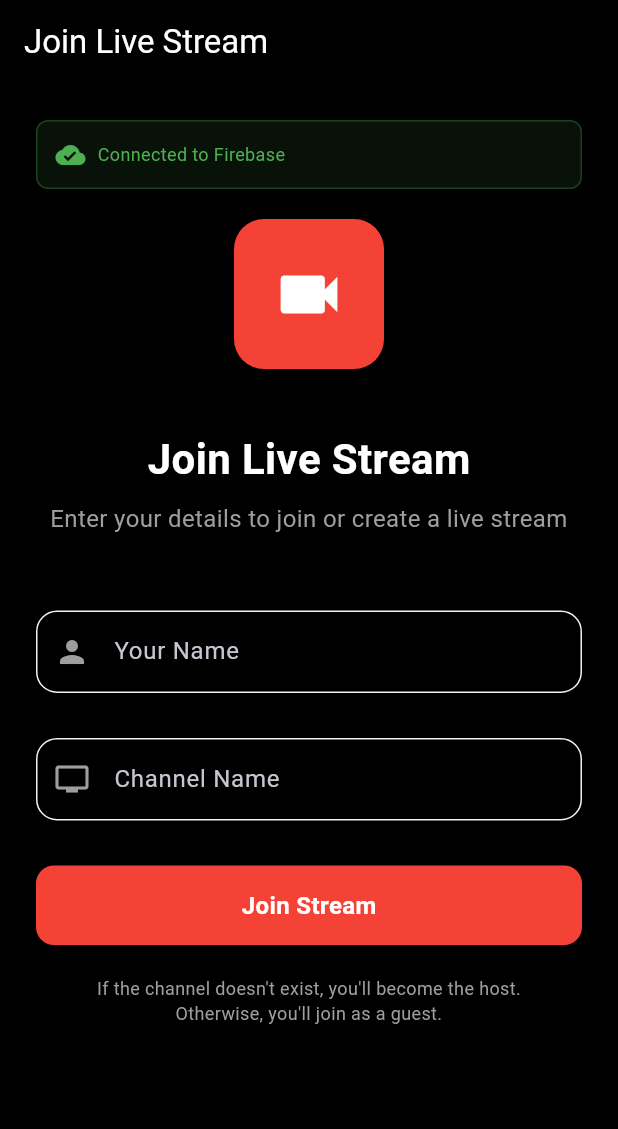
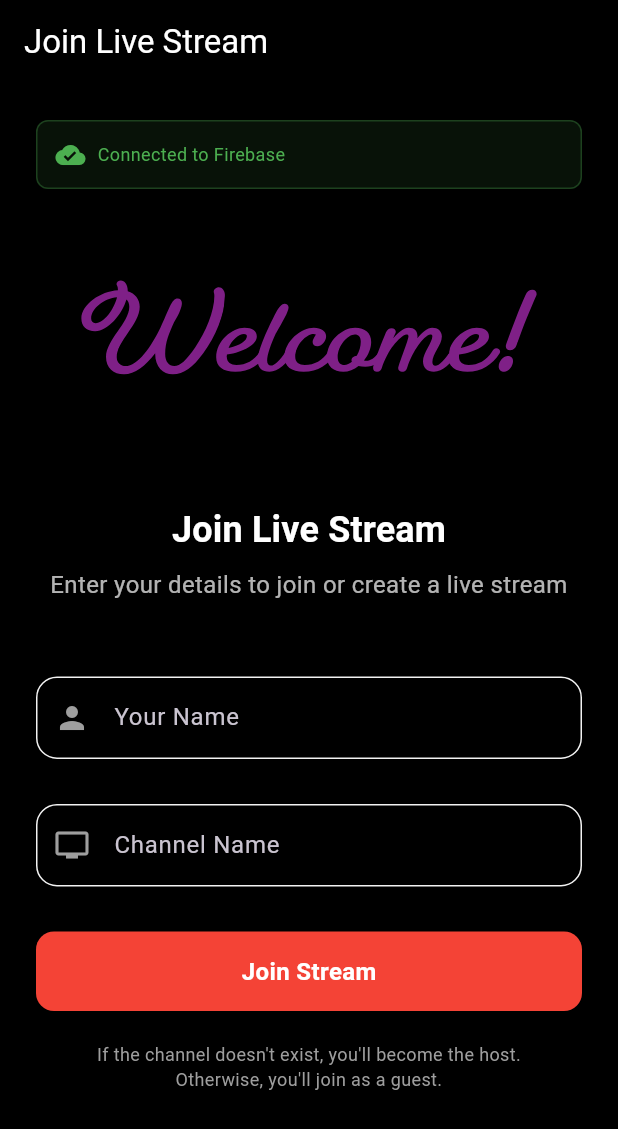
Before and after one commit to YoussefAbdelmonem/qtech-task, a Flutter app: the LiveStreamView screen opened directly with empty values, after a tap on the "arrow back" icon, on a phone screen of 412 x 824 dp. Shown: the top 1129 px of the screen. Run offline on Flutter 3.47's test engine with Material 3 defaults, Android fonts, the phone set to English and light mode, and no system bars; our stand-ins replace bloc, dio, equatable, firebase_core, firebase_database, flutter_bloc and 6 more; missing offline and left inert: agora_rtc_engine; accounts and stored records are empty.

Commit message:
Refactor PreJoinScreen and LiveStreamView; update Agora token and improve header widget
- Updated Agora token in constant.dart for security.
- Refactored PreJoinScreen to use StatefulWidget for better state management.
- Improved UI structure in PreJoinScreen by nesting BlocProvider and BlocConsumer.
- Enhanced AppHeaderWidget with custom image and improved text styles.
- Simplified LiveStreamView by extracting top overlay into a separate method.
- Streamlined exit confirmation dialog handling in LiveStreamView.
- Removed unnecessary comments and cleaned up code for better readability.

```diff
--- a/lib/features/join_live_stream/prejoin_live_screen.dart
+++ b/lib/features/join_live_stream/prejoin_live_screen.dart
@@ -11,26 +11,15 @@ import 'cubit/join_live_stream_cubit.dart';
 import 'cubit/join_live_stream_state.dart';
 import 'widgets/firebase_status_widget.dart';
 
-class PreJoinScreen extends StatelessWidget {
+
+class PreJoinScreen extends StatefulWidget {
   const PreJoinScreen({super.key});
 
   @override
-  Widget build(BuildContext context) {
-    return BlocProvider(
-      create: (context) => PreJoinCubit()..initialize(),
-      child: const PreJoinView(),
-    );
-  }
+  State<PreJoinScreen> createState() => _PreJoinScreenState();
 }
 
-class PreJoinView extends StatefulWidget {
-  const PreJoinView({super.key});
-
-  @override
-  State<PreJoinView> createState() => _PreJoinViewState();
-}
-
-class _PreJoinViewState extends State<PreJoinView> {
+class _PreJoinScreenState extends State<PreJoinScreen> {
   final TextEditingController _nameController = TextEditingController();
   final TextEditingController _channelController = TextEditingController();
   final _formKey = GlobalKey<FormState>();
@@ -52,7 +41,9 @@ class _PreJoinViewState extends State<PreJoinView> {
         foregroundColor: Colors.white,
         elevation: 0,
       ),
-      body: BlocConsumer<PreJoinCubit, PreJoinState>(
+      body: BlocProvider(
+        create: (context) => PreJoinCubit()..initialize(),
+        child: BlocConsumer<PreJoinCubit, PreJoinState>(
           listener: (context, state) {
             if (state.status == RequestState.done) {
               // Navigate to live stream
@@ -95,7 +86,10 @@ class _PreJoinViewState extends State<PreJoinView> {
                         controller: _nameController,
                         hintText: 'Enter your display name',
                         labelText: 'Your Name',
-                      prefixIcon: const Icon(Icons.person, color: Colors.grey),
+                        prefixIcon: const Icon(
+                          Icons.person,
+                          color: Colors.grey,
+                        ),
                       ),
 
                       const SizedBox(height: 20),
@@ -185,6 +179,7 @@ class _PreJoinViewState extends State<PreJoinView> {
             );
           },
         ),
+      ),
     );
   }
 
--- a/lib/features/join_live_stream/widgets/header_widget.dart
+++ b/lib/features/join_live_stream/widgets/header_widget.dart
@@ -1,5 +1,7 @@
+import 'package:flutter/material.dart';
+import 'package:qtech_task/core/extensions/extensions.dart';
 
-import 'package:flutter/material.dart';
+import '../../../core/widgets/custom_image.dart';
 
 class AppHeaderWidget extends StatelessWidget {
   const AppHeaderWidget({super.key});
@@ -8,37 +10,26 @@ class AppHeaderWidget extends StatelessWidget {
   Widget build(BuildContext context) {
     return Column(
       children: [
-        // App Icon/Logo
-        Container(
-          width: 100,
-          height: 100,
-          decoration: BoxDecoration(
-            color: Colors.red,
-            borderRadius: BorderRadius.circular(20),
-          ),
-          child: const Icon(
-            Icons.videocam,
-            color: Colors.white,
-            size: 50,
-          ),
-        ),
+        CustomImage("assets/lottie/welcome.json", height: 150),
 
         const SizedBox(height: 40),
 
-        const Text(
+        Text(
           'Join Live Stream',
-          style: TextStyle(
+          style: context.boldText.copyWith(
             color: Colors.white,
-            fontSize: 28,
+            fontSize: 24,
             fontWeight: FontWeight.bold,
           ),
         ),
-
         const SizedBox(height: 8),
 
-        const Text(
+        Text(
           'Enter your details to join or create a live stream',
-          style: TextStyle(color: Colors.grey, fontSize: 16),
+          style: context.mediumBody.copyWith(
+            color: Colors.white70,
+            fontSize: 16,
+          ),
           textAlign: TextAlign.center,
         ),
       ],
--- a/lib/features/live_stream/widgets/live_view.dart
+++ b/lib/features/live_stream/widgets/live_view.dart
@@ -35,13 +35,11 @@ class _LiveStreamViewState extends State<LiveStreamView>
   @override
   void initState() {
     super.initState();
-    // Add observer to listen to app lifecycle changes
     WidgetsBinding.instance.addObserver(this);
   }
 
   @override
   void dispose() {
-    // Remove observer when widget is disposed
     WidgetsBinding.instance.removeObserver(this);
     super.dispose();
   }
@@ -75,7 +73,6 @@ class _LiveStreamViewState extends State<LiveStreamView>
     if (_isInBackground) {
       _isInBackground = false;
       if (widget.isHost) {
-        // Resume video streaming for host
         cubit.resumeStreaming();
       }
     }
@@ -95,19 +92,16 @@ class _LiveStreamViewState extends State<LiveStreamView>
   }
 
   void _handleAppDetached(LiveStreamCubit cubit) {
-    // App is about to be terminated
     _handleStreamCleanup(cubit);
   }
 
   void _handleAppHidden(LiveStreamCubit cubit) {
-    //  (iOS specific)
     if (widget.isHost) {
       cubit.pauseStreaming();
     }
   }
 
   void _handleStreamCleanup(LiveStreamCubit cubit) {
-    // Clean exit from stream
     cubit.leaveStream();
   }
 
@@ -115,19 +109,18 @@ class _LiveStreamViewState extends State<LiveStreamView>
     final cubit = context.read<LiveStreamCubit>();
 
     if (widget.isHost) {
-      return await _showExitConfirmationDialog() ?? false;
+      return await _showExitConfirmationDialog(cubit) ?? false;
     } else {
-      // Guests can leave immediately
       cubit.leaveStream();
       return true;
     }
   }
 
-  Future<bool?> _showExitConfirmationDialog() async {
+  Future<bool?> _showExitConfirmationDialog(LiveStreamCubit cubit) async {
     return showDialog<bool>(
       context: context,
       barrierDismissible: false,
-      builder: (BuildContext context) {
+      builder: (BuildContext dialogContext) {
         return AlertDialog(
           title: const Text('End Live Stream?'),
           content: const Text(
@@ -135,27 +128,42 @@ class _LiveStreamViewState extends State<LiveStreamView>
           ),
           actions: [
             TextButton(
-              onPressed: () => Navigator.of(context).pop(false),
+              onPressed: () => Navigator.of(dialogContext).pop(false),
               child: const Text('Cancel'),
             ),
-            BlocConsumer<LiveStreamCubit, LiveStreamState>(
-              listener: (context, state) {
-                // TODO: implement listener
-              },
-              builder: (context, state) {
-                return TextButton(
+            TextButton(
               onPressed: () {
-                    Navigator.of(context).pop(true);
-                    context.read<LiveStreamCubit>().leaveStream();
+                Navigator.of(dialogContext).pop(true);
+                cubit.leaveStream();
               },
               style: TextButton.styleFrom(foregroundColor: Colors.red),
               child: const Text('End Stream'),
-                );
-              },
             ),
           ],
         );
       },
+    );
+  }
+
+  // Helper method to handle navigation
+  Future<void> _handleExit() async {
+    final cubit = context.read<LiveStreamCubit>();
+
+    if (widget.isHost) {
+      final shouldExit = await _showExitConfirmationDialog(cubit);
+      if (shouldExit == true) {
+        _navigateToPreJoin();
+      }
+    } else {
+      cubit.leaveStream();
+      _navigateToPreJoin();
+    }
+  }
+
+  void _navigateToPreJoin() {
+    Navigator.of(context).pushAndRemoveUntil(
+      MaterialPageRoute(builder: (context) => const PreJoinScreen()),
+      (route) => false,
     );
   }
 
@@ -173,28 +181,20 @@ class _LiveStreamViewState extends State<LiveStreamView>
           backgroundColor: Colors.black,
           foregroundColor: Colors.white,
           elevation: 0,
-          leading: IconButton(
-            onPressed: () async {
-              if (await _onWillPop()) {
-                Navigator.of(context).pushAndRemoveUntil(
-                  MaterialPageRoute(builder: (context) => PreJoinScreen()),
-                  (route) => false,
-                );
-              }
-            },
+          leading: BlocListener<LiveStreamCubit, LiveStreamState>(
+            listener: (context, state) {},
+            child: IconButton(
+              onPressed: _handleExit,
               icon: const Icon(Icons.arrow_back),
             ),
+          ),
           actions: [
-            IconButton(
-              onPressed: () async {
-                if (await _onWillPop()) {
-                  Navigator.of(context).pushAndRemoveUntil(
-                    MaterialPageRoute(builder: (context) => PreJoinScreen()),
-                    (route) => false,
-                  );
-                }
-              },
+            BlocListener<LiveStreamCubit, LiveStreamState>(
+              listener: (context, state) {},
+              child: IconButton(
+                onPressed: _handleExit,
                 icon: const Icon(Icons.logout_sharp, color: Colors.red),
+              ),
             ),
             const SizedBox(width: 8),
           ],
@@ -222,7 +222,7 @@ class _LiveStreamViewState extends State<LiveStreamView>
             }
 
             if (state.liveStramStatus.isLoading) {
-              return LoadingApp();
+              return const LoadingApp();
             }
 
             if (state.liveStramStatus.isError) {
@@ -252,25 +252,40 @@ class _LiveStreamViewState extends State<LiveStreamView>
                   // Reaction animations overlay
                   const ReactionAnimationsWidget(),
 
-                  // Top overlay with stream info
                   if (state.streamState!.isJoined)
-                    Positioned(
+                    _buildTopOverlay(state.streamState!),
+
+                  if (widget.isHost && state.streamState!.guests.isNotEmpty)
+                    GuestListWidget(guests: state.streamState!.guests),
+
+                  if (!widget.isHost)
+                    buildReactionPanel(context, state.streamState),
+
+                  if (widget.isHost)
+                    buildHostControls(context, state.streamState),
+                ],
+              );
+            }
+
+            return const Center(child: CircularProgressIndicator());
+          },
+        ),
+      ),
+    );
+  }
+
+  Widget _buildTopOverlay(streamState) {
+    return Positioned(
       top: 0,
       left: 0,
       right: 0,
       child: Container(
-                        padding: const EdgeInsets.symmetric(
-                          horizontal: 16,
-                          vertical: 12,
-                        ),
+        padding: const EdgeInsets.symmetric(horizontal: 16, vertical: 12),
         decoration: BoxDecoration(
           gradient: LinearGradient(
             begin: Alignment.topCenter,
             end: Alignment.bottomCenter,
-                            colors: [
-                              Colors.black.withOpacity(0.7),
-                              Colors.transparent,
-                            ],
+            colors: [Colors.black.withOpacity(0.7), Colors.transparent],
           ),
         ),
         child: SafeArea(
@@ -289,17 +304,13 @@ class _LiveStreamViewState extends State<LiveStreamView>
                             vertical: 4,
                           ),
                           decoration: BoxDecoration(
-                                            color: state.streamState!.isPaused
+                            color: streamState.isPaused
                                 ? Colors.orange
                                 : Colors.red,
-                                            borderRadius: BorderRadius.circular(
-                                              4,
-                                            ),
+                            borderRadius: BorderRadius.circular(4),
                           ),
                           child: Text(
-                                            state.streamState!.isPaused
-                                                ? "PAUSED"
-                                                : "LIVE",
+                            streamState.isPaused ? "PAUSED" : "LIVE",
                             style: const TextStyle(
                               color: Colors.white,
                               fontSize: 12,
@@ -321,17 +332,14 @@ class _LiveStreamViewState extends State<LiveStreamView>
                         ),
                         if (widget.isHost)
                           Container(
-                                            margin: const EdgeInsets.only(
-                                              left: 8,
-                                            ),
+                            margin: const EdgeInsets.only(left: 8),
                             padding: const EdgeInsets.symmetric(
                               horizontal: 6,
                               vertical: 2,
                             ),
                             decoration: BoxDecoration(
                               color: Colors.orange,
-                                              borderRadius:
-                                                  BorderRadius.circular(10),
+                              borderRadius: BorderRadius.circular(10),
                             ),
                             child: const Text(
                               "HOST",
@@ -371,14 +379,10 @@ class _LiveStreamViewState extends State<LiveStreamView>
                 child: Row(
                   mainAxisSize: MainAxisSize.min,
                   children: [
-                                    const Icon(
-                                      Icons.visibility,
-                                      color: Colors.white,
-                                      size: 16,
-                                    ),
+                    const Icon(Icons.visibility, color: Colors.white, size: 16),
                     const SizedBox(width: 4),
                     Text(
-                                      state.streamState!.viewerCount.toString(),
+                      streamState.viewerCount.toString(),
                       style: const TextStyle(
                         color: Colors.white,
                         fontSize: 14,
@@ -390,27 +394,6 @@ class _LiveStreamViewState extends State<LiveStreamView>
               ),
             ],
           ),
-                        ),
-                      ),
-                    ),
-
-                  // Guest list (only visible to host)
-                  if (widget.isHost && state.streamState!.guests.isNotEmpty)
-                    GuestListWidget(guests: state.streamState!.guests),
-
-                  // Reaction panel
-                  if (!widget.isHost)
-                    buildReactionPanel(context, state.streamState),
-
-                  // Host controls (only for host)
-                  if (widget.isHost)
-                    buildHostControls(context, state.streamState),
-                ],
-              );
-            }
-
-            return const Center(child: CircularProgressIndicator());
-          },
         ),
       ),
     );
@@ -526,46 +509,3 @@ class _LiveStreamViewState extends State<LiveStreamView>
     );
   }
 }
-
-  // Widget _buildPausedView() {
-  //   return Container(
-  //     color: Colors.black,
-  //     child: Center(
-  //       child: Column(
-  //         mainAxisAlignment: MainAxisAlignment.center,
-  //         children: [
-  //           const Icon(
-  //             Icons.pause_circle_filled,
-  //             color: Colors.orange,
-  //             size: 80,
-  //           ),
-  //           const SizedBox(height: 20),
-  //           const Text(
-  //             'Stream Paused',
-  //             style: TextStyle(
-  //               color: Colors.white,
-  //               fontSize: 24,
-  //               fontWeight: FontWeight.bold,
-  //             ),
-  //           ),
-  //           const SizedBox(height: 10),
-  //           const Text(
-  //             'Your stream is paused while the app is in background',
-  //             style: TextStyle(color: Colors.white70, fontSize: 16),
-  //             textAlign: TextAlign.center,
-  //           ),
-  //           const SizedBox(height: 20),
-  //           ElevatedButton(
-  //             onPressed: () {
-  //               setState(() {
-  //                 _isInBackground = false;
-  //               });
-  //               context.read<LiveStreamCubit>().resumeStreaming();
-  //             },
-  //             child: const Text('Resume Stream'),
-  //           ),
-  //         ],
-  //       ),
-  //     ),
-  //   );
-  // }
```
Also changed, not shown: assets/lottie/welcome.json (added, +1 -0 lines), lib/core/utils/constant.dart (+6 -2 lines). Lines whose indentation alone changed are shown as unchanged.
